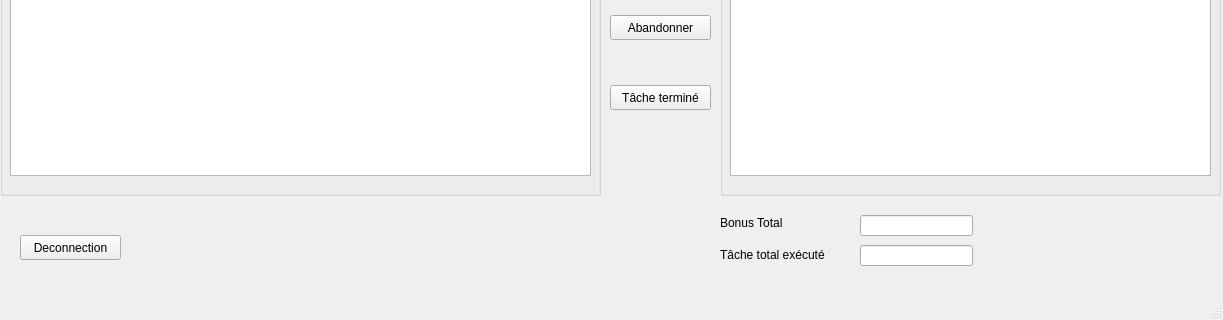
The window that client.ui (lehouxouelleta/cll12-GestionnaireAgile-Client) describes before a commit, drawn with Qt 5; both pictures show x 0 to 1223 and y 172 to 492 of the 1223 by 492 pixel window.
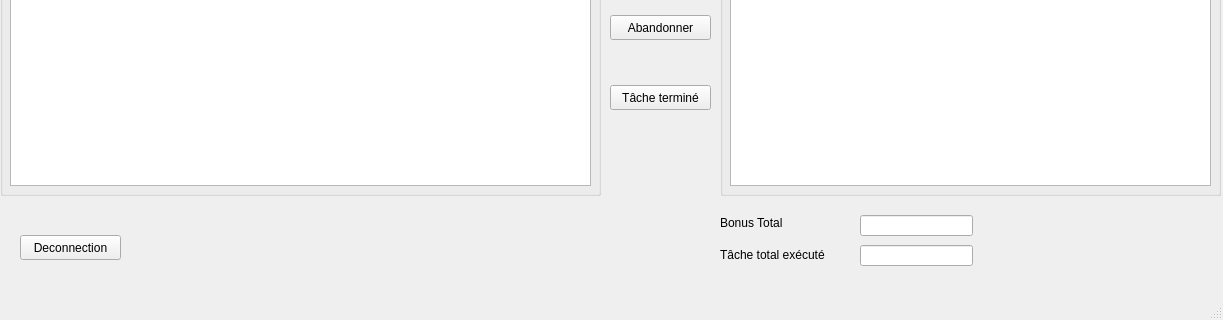
The same window after the commit.

Commit message: Connection avec le serveur et envoie le nom de l'employé.

The edit to the form file:
```diff
--- a/client.ui
+++ b/client.ui
@@ -143,13 +143,13 @@
       <string>Difficulté</string>
      </property>
     </widget>
-    <widget class="QListView" name="lvTache">
+    <widget class="QTableWidget" name="twMesTache">
      <property name="geometry">
       <rect>
        <x>10</x>
        <y>50</y>
        <width>481</width>
-       <height>201</height>
+       <height>211</height>
       </rect>
      </property>
     </widget>
@@ -192,16 +192,6 @@
       <string>Nom de la Tâche</string>
      </property>
     </widget>
-    <widget class="QListView" name="lvTacheServeur">
-     <property name="geometry">
-      <rect>
-       <x>10</x>
-       <y>50</y>
-       <width>581</width>
-       <height>201</height>
-      </rect>
-     </property>
-    </widget>
     <widget class="QLabel" name="lblTempsServeur">
      <property name="geometry">
       <rect>
@@ -241,6 +231,16 @@
       <string>Difficulté</string>
      </property>
     </widget>
+    <widget class="QTableWidget" name="twTacheDispo">
+     <property name="geometry">
+      <rect>
+       <x>10</x>
+       <y>50</y>
+       <width>581</width>
+       <height>211</height>
+      </rect>
+     </property>
+    </widget>
    </widget>
    <widget class="QLabel" name="lblBonusTotal">
     <property name="geometry">
```
Left out of the diff: 2 changed lines with no effect on the pictures. The commit also changes 5 other files.
